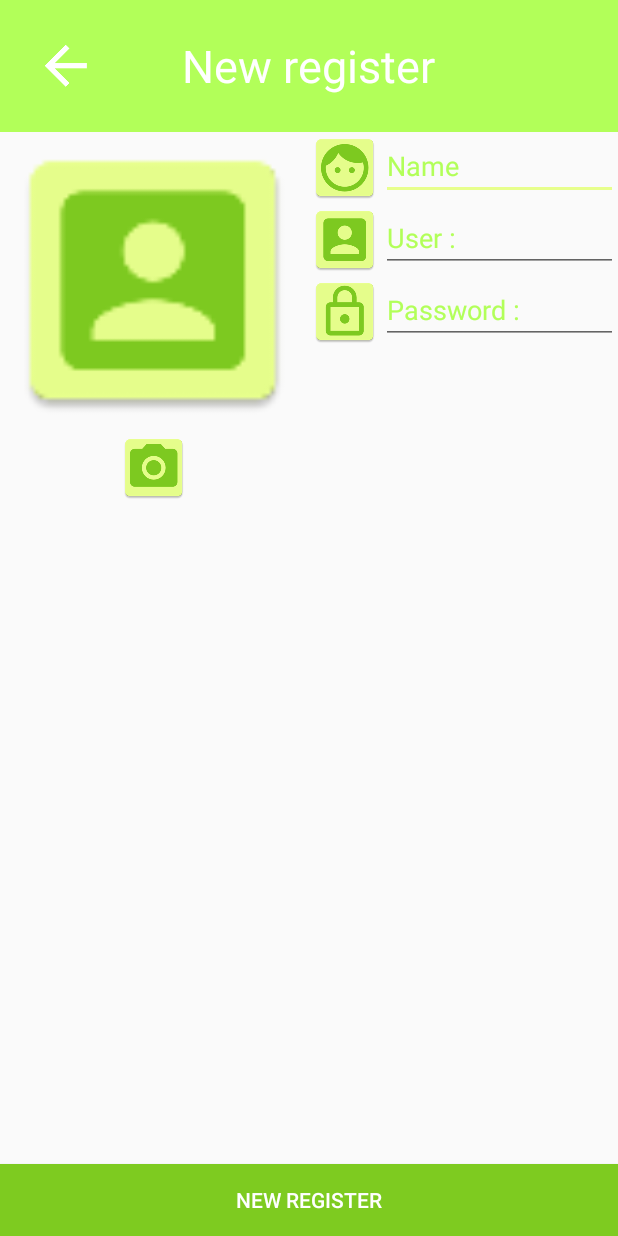
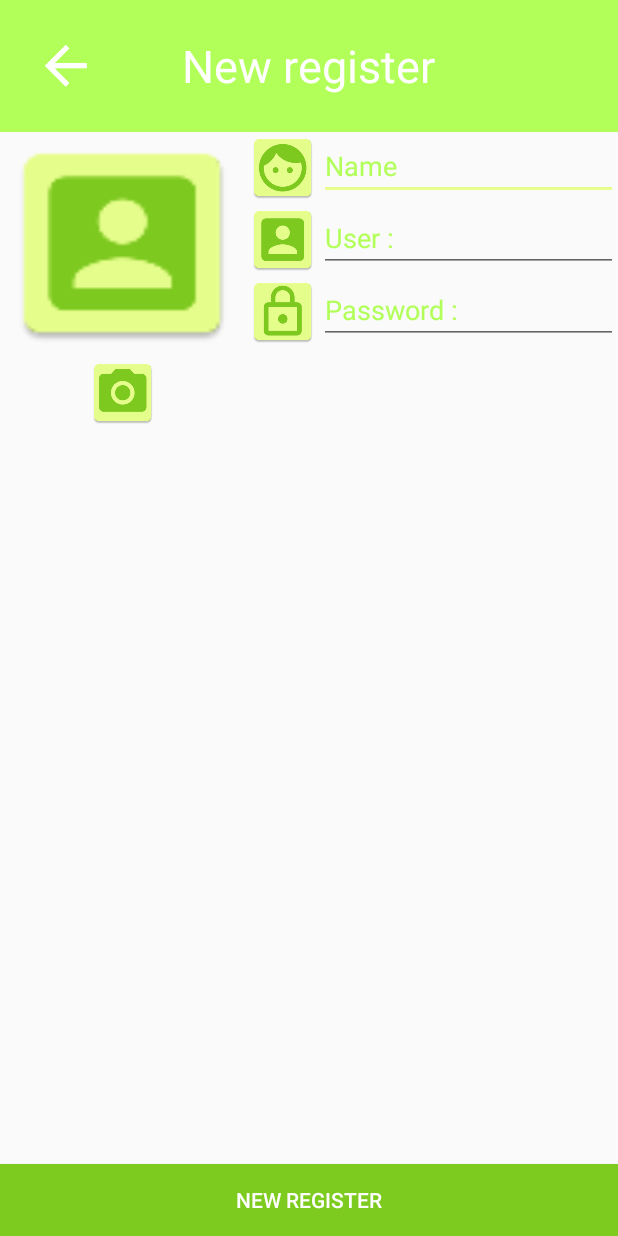
Before and after one commit to Supersittichai/MyPKRU, an Android app: the NewRegisterActivity screen opened directly, with no data from a screen before it, on a phone screen of 412 x 824 dp. Run offline under Robolectric (Android 15) with nearby library versions, the phone set to English and light mode, and no system bars.

Commit message:
Finish 23May 2

```diff
--- a/app/src/main/res/layout/activity_new_register.xml
+++ b/app/src/main/res/layout/activity_new_register.xml
@@ -61,7 +61,7 @@
             android:orientation="vertical"
             android:layout_width="0dp"
             android:layout_height="match_parent"
-            android:layout_weight="1">
+            android:layout_weight="1.5">
 
             <LinearLayout
                 android:orientation="horizontal"
--- a/app/src/main/res/values/dimens.xml
+++ b/app/src/main/res/values/dimens.xml
@@ -4,5 +4,5 @@
     <dimen name="padding">20dp</dimen>
     <dimen name="h1">30sp</dimen>
     <dimen name="h2">20sp</dimen>
-    <dimen name="icon">200dp</dimen>
+    <dimen name="icon">150dp</dimen>
 </resources>
```
